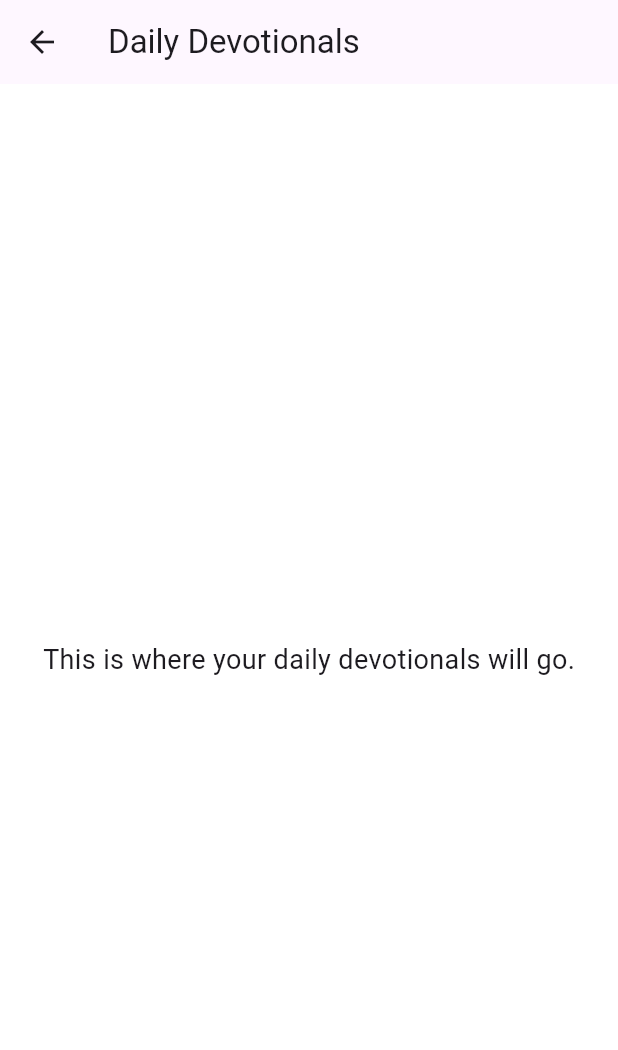
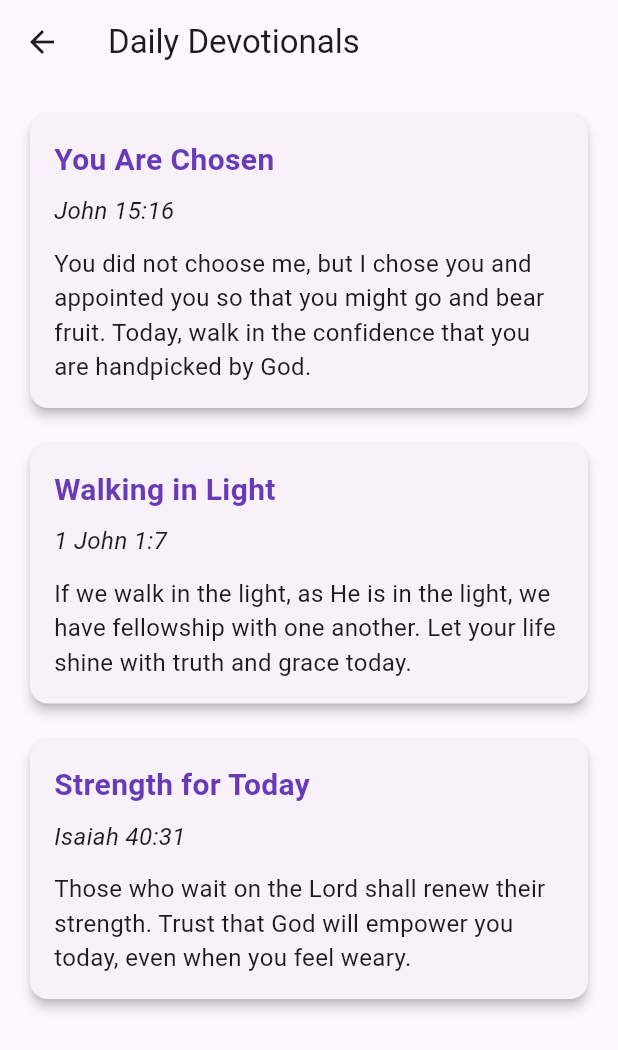
Before and after one commit to mashaler/GrowthApp, a Flutter app: the screen it shows after launch, after a tap on "Daily Devotionals", on a phone screen of 412 x 824 dp. Shown: the top 1050 px of the screen. Run offline on Flutter 3.47's test engine with Material 3 defaults, Android fonts, the phone set to English and light mode, and no system bars.

Commit message:
added the bible study, devotionals and journal

```diff
--- a/lib/main.dart
+++ b/lib/main.dart
@@ -1,38 +1,60 @@
 import 'package:flutter/material.dart';
 import 'screens/devotionals_page.dart';
 import 'screens/journal_page.dart';
+import 'screens/bible_study_page.dart';
+
 
 void main() {
   runApp(ChosenOneApp());
 }
 
-class ChosenOneApp extends StatelessWidget {
+class ChosenOneApp extends StatefulWidget {
+  @override
+  State<ChosenOneApp> createState() => _ChosenOneAppState();
+}
+
+class _ChosenOneAppState extends State<ChosenOneApp> {
+  bool isDark = false;
+
   @override
   Widget build(BuildContext context) {
     return MaterialApp(
       title: 'ChosenOne',
-      theme: ThemeData(
-        primarySwatch: Colors.deepPurple,
-        scaffoldBackgroundColor: Colors.white,
+      theme: isDark
+      ? ThemeData.dark()
+      : ThemeData(
+          colorScheme: ColorScheme.fromSeed(seedColor: Colors.deepPurple),
+          useMaterial3: true,
+        ),
+      debugShowCheckedModeBanner: false,
+      home: HomePage(
+        toggleTheme: () {
+          setState(() {
+            isDark = !isDark;
+          });
+        },
       ),
-      debugShowCheckedModeBanner: false,
-      initialRoute: '/',
-      routes: {
-        '/': (context) => HomePage(),
-        '/devotionals': (context) => DevotionalsPage(),
-        '/journal': (context) => JournalPage(),
-      },
     );
   }
 }
 
 class HomePage extends StatelessWidget {
+  final VoidCallback toggleTheme;
+
+  const HomePage({required this.toggleTheme});
+
   @override
   Widget build(BuildContext context) {
     return Scaffold(
       appBar: AppBar(
         title: Text('ChosenOne'),
         centerTitle: true,
+        actions: [
+          IconButton(
+            icon: Icon(Icons.brightness_6),
+            onPressed: toggleTheme,
+          )
+        ],
       ),
       body: Padding(
         padding: const EdgeInsets.all(24.0),
@@ -48,16 +70,18 @@
               icon: Icon(Icons.sunny),
               label: Text('Daily Devotionals'),
               onPressed: () {
-                Navigator.pushNamed(context, '/devotionals');
+                Navigator.push(context,
+                  MaterialPageRoute(builder: (_) => DevotionalsPage()));
               },
               style: ElevatedButton.styleFrom(minimumSize: Size.fromHeight(50)),
             ),
-            SizedBox(height: 16),
+             SizedBox(height: 16),
             ElevatedButton.icon(
               icon: Icon(Icons.book),
               label: Text('Bible Study'),
               onPressed: () {
-                // You can later add this route too
+              Navigator.push(context,
+                  MaterialPageRoute(builder: (_) => BibleStudyPage()));
               },
               style: ElevatedButton.styleFrom(minimumSize: Size.fromHeight(50)),
             ),
@@ -66,7 +90,8 @@
               icon: Icon(Icons.edit_note),
               label: Text('My Journal'),
               onPressed: () {
-                Navigator.pushNamed(context, '/journal');
+                Navigator.push(context,
+                  MaterialPageRoute(builder: (_) => JournalPage()));
               },
               style: ElevatedButton.styleFrom(minimumSize: Size.fromHeight(50)),
             ),
--- a/lib/screens/devotionals_page.dart
+++ b/lib/screens/devotionals_page.dart
@@ -1,15 +1,65 @@
 import 'package:flutter/material.dart';
 
 class DevotionalsPage extends StatelessWidget {
+  final List<Map<String, String>> devotionals = [
+    {
+      'title': 'You Are Chosen',
+      'verse': 'John 15:16',
+      'content':
+          'You did not choose me, but I chose you and appointed you so that you might go and bear fruit. Today, walk in the confidence that you are handpicked by God.'
+    },
+    {
+      'title': 'Walking in Light',
+      'verse': '1 John 1:7',
+      'content':
+          'If we walk in the light, as He is in the light, we have fellowship with one another. Let your life shine with truth and grace today.'
+    },
+    {
+      'title': 'Strength for Today',
+      'verse': 'Isaiah 40:31',
+      'content':
+          'Those who wait on the Lord shall renew their strength. Trust that God will empower you today, even when you feel weary.'
+    },
+    // You can keep adding more devotionals here
+  ];
+
   @override
   Widget build(BuildContext context) {
     return Scaffold(
       appBar: AppBar(title: Text('Daily Devotionals')),
-      body: Center(
-        child: Text(
-          'This is where your daily devotionals will go.',
-          style: TextStyle(fontSize: 18),
-        ),
+      body: ListView.separated(
+        padding: EdgeInsets.all(16),
+        itemCount: devotionals.length,
+        separatorBuilder: (context, index) => SizedBox(height: 16),
+        itemBuilder: (context, index) {
+          final devotional = devotionals[index];
+          return Card(
+            shape: RoundedRectangleBorder(borderRadius: BorderRadius.circular(12)),
+            elevation: 3,
+            child: Padding(
+              padding: const EdgeInsets.all(16.0),
+              child: Column(
+                crossAxisAlignment: CrossAxisAlignment.start,
+                children: [
+                  Text(
+                    devotional['title']!,
+                    style: TextStyle(fontSize: 20, fontWeight: FontWeight.bold, color: Colors.deepPurple),
+                  ),
+                  SizedBox(height: 8),
+                  Text(
+                    devotional['verse']!,
+                    style: TextStyle(fontSize: 16, fontStyle: FontStyle.italic),
+                  ),
+                  SizedBox(height: 12),
+                  Text(
+                    devotional['content']!,
+                    style: TextStyle(fontSize: 16),
+                  ),
+                ],
+              ),
+            ),
+          );
+        },
       ),
     );
   }
```
Also changed, not shown: lib/screens/bible_study_page.dart (added, +39 -0 lines), lib/screens/journal_page.dart (+52 -5 lines).
